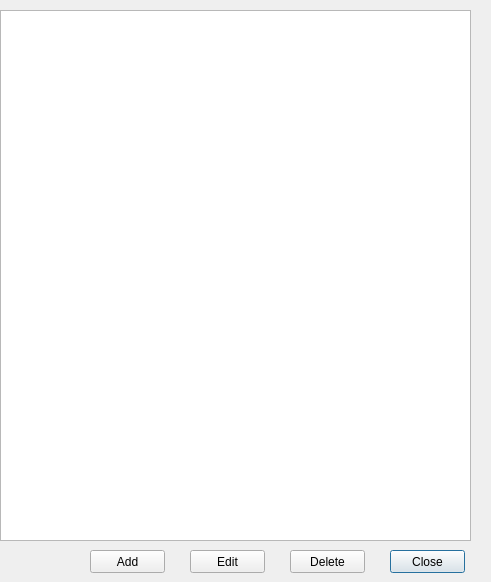
First picture: the form in open-ihm/gui/designs/ui_foodenergy_requirements.ui, repository snim2mirror/openihm, before the edit.
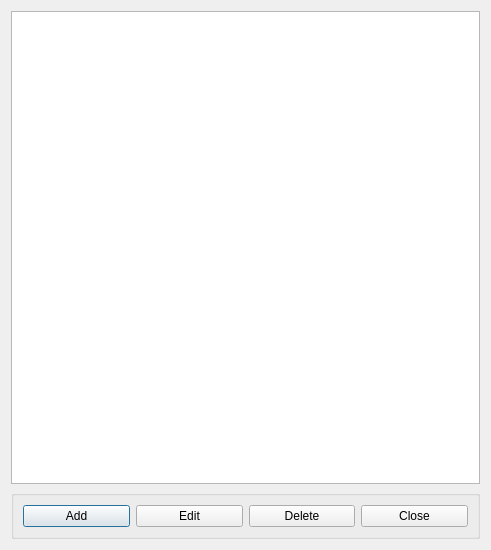
Second picture: the form after the edit.

Commit message: Added layout manager to most dialogs. One report and all tabbed dialogs still to go.

Diff of the .ui file:
```diff
--- a/open-ihm/gui/designs/ui_foodenergy_requirements.ui
+++ b/open-ihm/gui/designs/ui_foodenergy_requirements.ui
@@ -7,86 +7,73 @@
     <x>0</x>
     <y>0</y>
     <width>491</width>
-    <height>582</height>
+    <height>550</height>
    </rect>
   </property>
   <property name="minimumSize">
    <size>
     <width>481</width>
-    <height>582</height>
+    <height>550</height>
    </size>
   </property>
   <property name="windowTitle">
    <string>Food Energy Requirements</string>
   </property>
-  <widget class="QPushButton" name="cmdFERequirementsClose">
-   <property name="geometry">
-    <rect>
-     <x>390</x>
-     <y>550</y>
-     <width>75</width>
-     <height>23</height>
-    </rect>
-   </property>
-   <property name="text">
-    <string>Close</string>
-   </property>
-  </widget>
+  <layout class="QVBoxLayout" name="verticalLayout">
+   <item>
+    <widget class="QTableView" name="tableView">
+     <property name="sizePolicy">
+      <sizepolicy hsizetype="MinimumExpanding" vsizetype="Expanding">
+       <horstretch>0</horstretch>
+       <verstretch>0</verstretch>
+      </sizepolicy>
+     </property>
+     <property name="alternatingRowColors">
+      <bool>true</bool>
+     </property>
+     <property name="sortingEnabled">
+      <bool>true</bool>
+     </property>
+    </widget>
+   </item>
+   <item>
+    <widget class="QGroupBox" name="groupBox">
+     <property name="title">
+      <string/>
+     </property>
+     <layout class="QHBoxLayout" name="horizontalLayout">
+      <item>
   <widget class="QPushButton" name="cmdAddRow">
-   <property name="geometry">
-    <rect>
-     <x>90</x>
-     <y>550</y>
-     <width>75</width>
-     <height>23</height>
-    </rect>
-   </property>
    <property name="text">
     <string>Add</string>
    </property>
   </widget>
+      </item>
+      <item>
   <widget class="QPushButton" name="cmdEditRow">
-   <property name="geometry">
-    <rect>
-     <x>190</x>
-     <y>550</y>
-     <width>75</width>
-     <height>23</height>
-    </rect>
-   </property>
    <property name="text">
     <string>Edit</string>
    </property>
   </widget>
+      </item>
+      <item>
   <widget class="QPushButton" name="DeleteRow">
-   <property name="geometry">
-    <rect>
-     <x>290</x>
-     <y>550</y>
-     <width>75</width>
-     <height>23</height>
-    </rect>
-   </property>
    <property name="text">
     <string>Delete</string>
    </property>
   </widget>
-  <widget class="QTableView" name="tableView">
-   <property name="geometry">
-    <rect>
-     <x>0</x>
-     <y>10</y>
-     <width>471</width>
-     <height>531</height>
-    </rect>
-   </property>
-   <property name="alternatingRowColors">
-    <bool>true</bool>
-   </property>
-   <property name="sortingEnabled">
-    <bool>true</bool>
-   </property>
-  </widget>
+      </item>
+      <item>
+       <widget class="QPushButton" name="cmdFERequirementsClose">
+        <property name="text">
+         <string>Close</string>
+        </property>
+       </widget>
+      </item>
+     </layout>
+    </widget>
+   </item>
+  </layout>
  </widget>
  <tabstops>
   <tabstop>tableView</tabstop>
```
Lines whose indentation alone changed are shown as unchanged. The commit also changes 97 other files.
